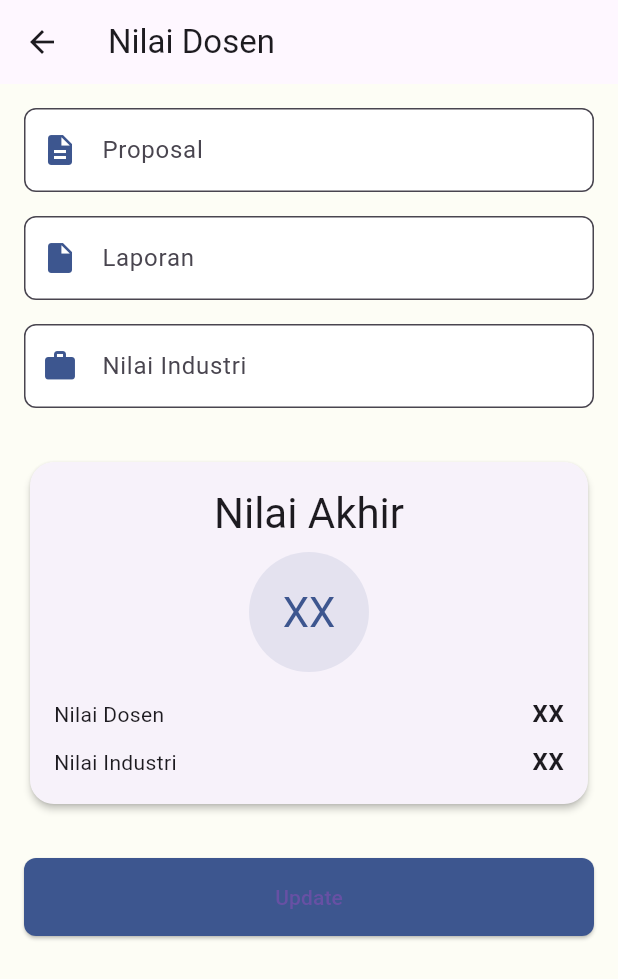
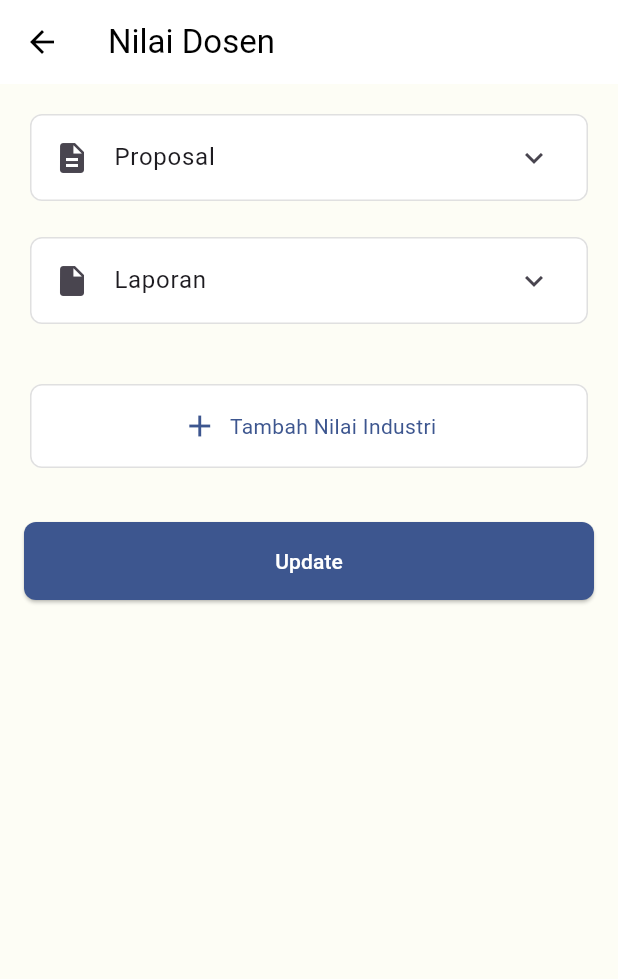
Before and after one commit to Kevin5621/Sitama, a Flutter app: the InputScorePage screen opened directly, on a phone screen of 412 x 824 dp. Shown: the top 979 px of the screen. Run offline on Flutter 3.47's test engine with Material 3 defaults, Android fonts, the phone set to English and light mode, and no system bars; our stand-ins replace dartz, dio, dropdown_button2, equatable, flutter_bloc, flutter_svg and 3 more; accounts and stored records are empty; network calls fail.

Commit message:
Optimizing UI input score

```diff
--- a/lib/presenstation/lecturer/detail_student/pages/detail_student.dart
+++ b/lib/presenstation/lecturer/detail_student/pages/detail_student.dart
@@ -2,7 +2,7 @@ import 'package:flutter/material.dart';
 import 'package:sistem_magang/core/config/themes/app_color.dart';
 import 'package:sistem_magang/presenstation/lecturer/detail_student/widgets/bimbingan_widgets.dart';
 import 'package:sistem_magang/presenstation/lecturer/detail_student/widgets/logbook_widgets.dart';
-// Import blocs dan models yang diperlukan
+import 'package:sistem_magang/presenstation/lecturer/input_score/pages/input_score.dart'; // Import InputScorePage
 
 class DetailStudentPage extends StatelessWidget {
   const DetailStudentPage({super.key});
@@ -57,7 +57,7 @@ class DetailStudentPage extends StatelessWidget {
           SliverToBoxAdapter(
             child: Column(
               children: [
-                _buildInfoBoxes(),
+                _buildInfoBoxes(context), // Pass context to _buildInfoBoxes
                 _buildTabSection(),
               ],
             ),
@@ -67,30 +67,38 @@ class DetailStudentPage extends StatelessWidget {
     );
   }
 
-  Widget _buildInfoBoxes() {
+  Widget _buildInfoBoxes(BuildContext context) {
     return Padding(
       padding: const EdgeInsets.all(16),
       child: Column(
         children: [
-          _buildInfoBox('Industri', [
+          _buildInfoBox(
+            'Industri',
+            [
               'Industri 1',
               'Nama: Pertamina',
               'Tanggal Mulai: 11 Agustus 2024',
               'Tanggal Selesai: 12 Agustus 2025',
-          ]),
+            ],
+          ),
           const SizedBox(height: 16),
-          _buildInfoBox('Nilai', [
+          _buildInfoBox(
+            'Nilai',
+            [
               'Proposal: -',
               'Laporan: -',
               'Nilai Industri: -',
               'Rata - rata: -',
-          ], showAddButton: true),
+            ],
+            showAddButton: true,
+            context: context, // Pass context here
+          ),
         ],
       ),
     );
   }
 
-  Widget _buildInfoBox(String title, List<String> content, {bool showAddButton = false}) {
+  Widget _buildInfoBox(String title, List<String> content, {bool showAddButton = false, BuildContext? context}) {
     return Container(
       width: double.infinity,
       padding: const EdgeInsets.all(16),
@@ -113,11 +121,14 @@ class DetailStudentPage extends StatelessWidget {
             mainAxisAlignment: MainAxisAlignment.spaceBetween,
             children: [
               Text(title, style: const TextStyle(fontWeight: FontWeight.bold)),
-              if (showAddButton)
+              if (showAddButton && context != null)
                 IconButton(
                   icon: const Icon(Icons.add),
                   onPressed: () {
-                    // Navigate to input grade page
+                    Navigator.push(
+                      context,
+                      MaterialPageRoute(builder: (context) => InputScorePage()), // Navigate to InputScorePage
+                    );
                   },
                 ),
             ],
--- a/lib/presenstation/lecturer/input_score/pages/input_score.dart
+++ b/lib/presenstation/lecturer/input_score/pages/input_score.dart
@@ -1,4 +1,5 @@
 import 'package:flutter/material.dart';
+import 'package:flutter/services.dart';
 import 'package:sistem_magang/core/config/themes/app_color.dart';
 
 class InputScorePage extends StatefulWidget {
@@ -9,10 +10,7 @@ class InputScorePage extends StatefulWidget {
 }
 
 class _InputScorePageState extends State<InputScorePage> {
-  final TextEditingController _proposalController = TextEditingController();
-  final TextEditingController _laporanController = TextEditingController();
-  final TextEditingController _nilaiIndustriController =
-      TextEditingController();
+  final List<Map<String, dynamic>> _industryScores = [];
 
   @override
   Widget build(BuildContext context) {
@@ -21,51 +19,35 @@ class _InputScorePageState extends State<InputScorePage> {
         title: const Text('Nilai Dosen'),
         leading: IconButton(
           icon: const Icon(Icons.arrow_back),
-          onPressed: () {
-            Navigator.of(context).pop();
-          },
+          onPressed: () => Navigator.of(context).pop(),
         ),
+        elevation: 0,
+        backgroundColor: Colors.white,
+        foregroundColor: Colors.black,
       ),
-      body: Padding(
+      body: SingleChildScrollView(
+        child: Padding(
           padding: const EdgeInsets.all(16.0),
           child: Column(
             crossAxisAlignment: CrossAxisAlignment.start,
             children: [
-            // Input untuk Proposal
-            _buildInputField(
-              context,
-              label: 'Proposal',
-              controller: _proposalController,
-              icon: Icons.description,
-            ),
-            const SizedBox(height: 16.0),
-
-            // Input untuk Laporan
-            _buildInputField(
-              context,
-              label: 'Laporan',
-              controller: _laporanController,
-              icon: Icons.insert_drive_file,
-            ),
-            const SizedBox(height: 16.0),
-
-            // Input untuk Nilai Industri
-            _buildInputField(
-              context,
-              label: 'Nilai Industri',
-              controller: _nilaiIndustriController,
-              icon: Icons.work,
-            ),
+              _buildExpandableSection('Proposal', [
+                'Tujuan Sasaran',
+                'Kelengkapan Proposal',
+                'Rata - rata',
+              ]),
+              const SizedBox(height: 16),
+              _buildExpandableSection('Laporan', [
+                'Sistematika Penulisan',
+                'Bahasa',
+                'Isi',
+              ]),
+              const SizedBox(height: 16),
+              ..._industryScores.map((score) => _buildIndustryScoreCard(score)),
+              const SizedBox(height: 16),
+              _buildAddIndustryButton(),
               const SizedBox(height: 32.0),
-
-            // Card untuk menampilkan Nilai Akhir
-            _buildNilaiAkhirCard(),
-
-            const SizedBox(height: 32.0),
-
-            // Tombol Update
-            Center(
-              child: SizedBox(
+              SizedBox(
                 width: double.infinity,
                 child: ElevatedButton(
                   style: ElevatedButton.styleFrom(
@@ -76,102 +58,188 @@ class _InputScorePageState extends State<InputScorePage> {
                     ),
                   ),
                   onPressed: _onSubmitNilai,
-                  child: const Text('Update'),
+                  child: const Text(
+                    'Update',
+                    style: TextStyle(color: Colors.white),
                   ),
                 ),
               ),
             ],
           ),
         ),
+      ),
     );
   }
 
-  // Widget untuk Input Field
-  Widget _buildInputField(BuildContext context,
-      {required String label,
-      required TextEditingController controller,
-      required IconData icon}) {
-    return TextField(
-      controller: controller,
-      decoration: InputDecoration(
-        labelText: label,
-        prefixIcon: Icon(icon, color: AppColors.primary),
-        border: OutlineInputBorder(
-          borderRadius: BorderRadius.circular(8.0),
+  Widget _buildExpandableSection(String title, List<String> fields) {
+    return Card(
+      elevation: 0,
+      color: Colors.white,
+      shape: RoundedRectangleBorder(
+        borderRadius: BorderRadius.circular(8),
+        side: BorderSide(color: Colors.grey[300]!, width: 1),
       ),
-        filled: true,
-        fillColor: Colors.white,
+      child: ExpansionTile(
+        title: Text(title),
+        leading: Icon(_getIconForTitle(title)),
+        children: [
+          Divider(thickness: 1, height: 1),
+          Padding(
+            padding: const EdgeInsets.all(16.0),
+            child: Column(
+              crossAxisAlignment: CrossAxisAlignment.start,
+              children: fields.map((field) => _buildInputField(field)).toList(),
             ),
-      keyboardType: TextInputType.number,
+          ),
+        ],
+      ),
     );
   }
 
-  // Card untuk menampilkan Nilai Akhir
-  Widget _buildNilaiAkhirCard() {
+  Widget _buildInputField(String label) {
+    return Padding(
+      padding: const EdgeInsets.only(bottom: 16.0),
+      child: Row(
+        children: [
+          Expanded(
+            flex: 3,
+            child: Text(label, style: TextStyle(fontSize: 16)),
+          ),
+          Expanded(
+            flex: 2,
+            child: TextField(
+              decoration: InputDecoration(
+                contentPadding: EdgeInsets.symmetric(horizontal: 8, vertical: 8),
+                border: OutlineInputBorder(
+                  borderRadius: BorderRadius.circular(4),
+                ),
+                enabledBorder: OutlineInputBorder(
+                  borderSide: BorderSide(color: Colors.grey[300]!),
+                  borderRadius: BorderRadius.circular(4),
+                ),
+                focusedBorder: OutlineInputBorder(
+                  borderSide: BorderSide(color: AppColors.primary),
+                  borderRadius: BorderRadius.circular(4),
+                ),
+              ),
+              keyboardType: TextInputType.number,
+              inputFormatters: [FilteringTextInputFormatter.digitsOnly],
+              textAlign: TextAlign.center,
+            ),
+          ),
+        ],
+      ),
+    );
+  }
+
+  Widget _buildIndustryScoreCard(Map<String, dynamic> score) {
     return Card(
-      elevation: 2,
-      shape: RoundedRectangleBorder(borderRadius: BorderRadius.circular(16)),
+      elevation: 0,
+      color: Colors.white,
+      shape: RoundedRectangleBorder(
+        borderRadius: BorderRadius.circular(8),
+        side: BorderSide(color: Colors.grey[300]!, width: 1),
+      ),
       child: Padding(
         padding: const EdgeInsets.all(16.0),
         child: Column(
+          crossAxisAlignment: CrossAxisAlignment.start,
           children: [
-            Text(
-              'Nilai Akhir',
-              style: Theme.of(context).textTheme.headlineMedium,
+            Row(
+              children: [
+                Expanded(
+                  child: TextField(
+                    controller: score['titleController'],
+                    decoration: InputDecoration(
+                      hintText: 'Judul Nilai Industri',
+                      border: InputBorder.none,
                     ),
-            const SizedBox(height: 8),
-            CircleAvatar(
-              radius: 40,
-              backgroundColor: AppColors.primary500,
-              child: Text(
-                'XX',
-                style: Theme.of(context).textTheme.headlineMedium?.copyWith(
-                      color: AppColors.primary,
+                    style: TextStyle(fontSize: 18, fontWeight: FontWeight.bold),
                   ),
                 ),
+                IconButton(
+                  icon: Icon(Icons.delete),
+                  onPressed: () => _removeIndustryScore(score),
                 ),
+              ],
+            ),
+            Divider(thickness: 1, height: 1),
             const SizedBox(height: 16),
-
-            // Menampilkan nilai dosen dan industri
-            _buildNilaiRow('Nilai Dosen', 'XX'),
-            const SizedBox(height: 8),
-            _buildNilaiRow('Nilai Industri', 'XX'),
+            _buildInputField('Tanggal Mulai'),
+            _buildInputField('Tanggal Selesai'),
+            _buildInputField('Nilai'),
           ],
         ),
       ),
     );
   }
 
-  // Widget untuk Row Nilai
-  Widget _buildNilaiRow(String label, String value) {
-    return Row(
-      mainAxisAlignment: MainAxisAlignment.spaceBetween,
+  Widget _buildAddIndustryButton() {
+    return Card(
+      elevation: 0,
+      color: Colors.white,
+      shape: RoundedRectangleBorder(
+        borderRadius: BorderRadius.circular(8),
+        side: BorderSide(color: Colors.grey[300]!, width: 1),
+      ),
+      child: InkWell(
+        onTap: _addIndustryScore,
+        child: Padding(
+          padding: const EdgeInsets.all(16.0),
+          child: Row(
+            mainAxisAlignment: MainAxisAlignment.center,
             children: [
-        Text(
-          label,
-          style: Theme.of(context).textTheme.bodyMedium,
-        ),
-        Text(
-          value,
-          style: Theme.of(context).textTheme.bodyLarge?.copyWith(
-                fontWeight: FontWeight.bold,
+              Icon(Icons.add, color: AppColors.primary),
+              SizedBox(width: 8),
+              Text('Tambah Nilai Industri', style: TextStyle(color: AppColors.primary)),
+            ],
           ),
         ),
-      ],
+      ),
     );
   }
 
-  // Fungsi untuk mengirim nilai
+  void _addIndustryScore() {
+    setState(() {
+      _industryScores.add({
+        'titleController': TextEditingController(text: 'Nilai Industri ${_industryScores.length + 1}'),
+        'startDate': TextEditingController(),
+        'endDate': TextEditingController(),
+        'score': TextEditingController(),
+      });
+    });
+  }
+
+  void _removeIndustryScore(Map<String, dynamic> score) {
+    setState(() {
+      _industryScores.remove(score);
+    });
+  }
+
+  IconData _getIconForTitle(String title) {
+    switch (title) {
+      case 'Proposal':
+        return Icons.description;
+      case 'Laporan':
+        return Icons.insert_drive_file;
+      default:
+        return Icons.article;
+    }
+  }
+
   void _onSubmitNilai() {
-    // Implementasi submit nilai
-    print('Submit nilai');
+    // Implement submit logic
+    print('Submitting nilai');
   }
 
   @override
   void dispose() {
-    _proposalController.dispose();
-    _laporanController.dispose();
-    _nilaiIndustriController.dispose();
+    for (var score in _industryScores) {
+      score['titleController'].dispose();
+      score['startDate'].dispose();
+      score['endDate'].dispose();
+      score['score'].dispose();
+    }
     super.dispose();
   }
 }
```
Lines whose indentation alone changed are shown as unchanged.
